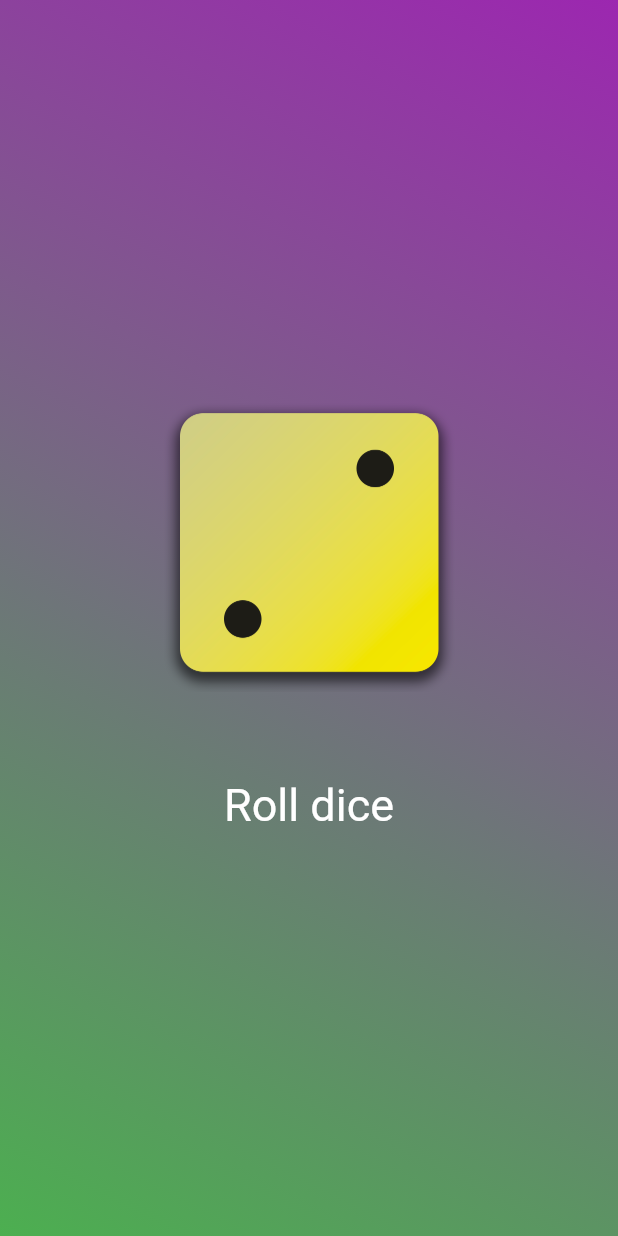
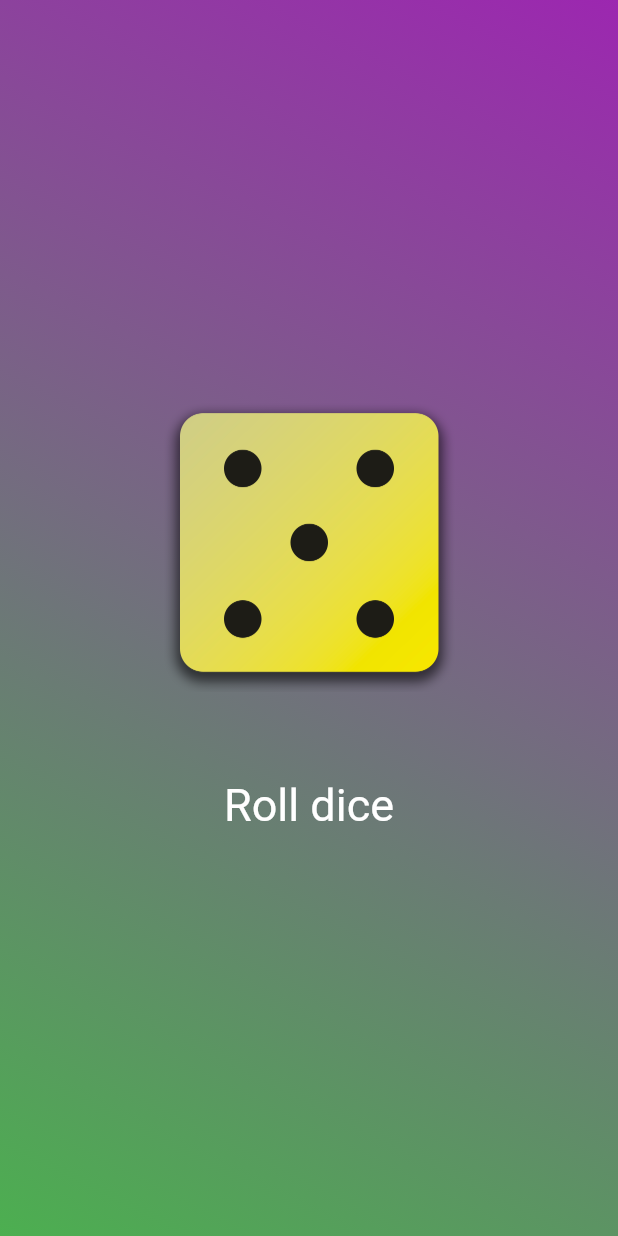
Before and after one commit to huypham85/first_app, a Flutter app: the screen it shows after launch, after a tap on "Roll dice", on a phone screen of 412 x 824 dp. Run offline on Flutter 3.47's test engine with Material 3 defaults, Android fonts, the phone set to English and light mode, and no system bars.

Commit message:
roll dice, done section 1

```diff
--- /dev/null
+++ b/lib/dice_roller.dart
@@ -0,0 +1,50 @@
+import 'dart:math';
+
+import 'package:flutter/material.dart';
+import 'package:flutter/widgets.dart';
+
+final randomizer = Random();
+
+class DiceRoller extends StatefulWidget {
+  const DiceRoller({super.key});
+
+  @override
+  State<DiceRoller> createState() {
+    return _DiceRollerState();
+  }
+}
+
+class _DiceRollerState extends State<DiceRoller> {
+  var activeDiceRoll = 2;
+
+  void onPressed() {
+    setState(() {
+      activeDiceRoll = randomizer.nextInt(6) + 1;
+    });
+  }
+
+  @override
+  Widget build(BuildContext context) {
+    return Column(
+      mainAxisSize: MainAxisSize.min,
+      children: [
+        Image.asset(
+          'assets/images/dice-$activeDiceRoll.png',
+          width: 200,
+        ),
+        const SizedBox(
+          height: 50,
+        ),
+        TextButton(
+          onPressed: onPressed,
+          style: TextButton.styleFrom(
+            // padding: const EdgeInsets.only(top: 30),
+            foregroundColor: Colors.white,
+            textStyle: const TextStyle(fontSize: 30),
+          ),
+          child: const Text("Roll dice"),
+        ),
+      ],
+    );
+  }
+}
--- a/lib/gradient_container.dart
+++ b/lib/gradient_container.dart
@@ -1,3 +1,4 @@
+import 'package:first_app/dice_roller.dart';
 import 'package:flutter/material.dart';
 
 class GradientContainer extends StatelessWidget {
@@ -25,33 +26,10 @@ class GradientContainer extends StatelessWidget {
           end: end,
         ),
       ),
-      child: Center(
-        child: Column(
-          mainAxisSize: MainAxisSize.min,
-          children: [
-            Image.asset(
-              'assets/images/dice-2.png',
-              width: 200,
-            ),
-            const SizedBox(
-              height: 50,
-            ),
-            TextButton(
-              onPressed: onPressed,
-              style: TextButton.styleFrom(
-                // padding: const EdgeInsets.only(top: 30),
-                foregroundColor: Colors.white,
-                textStyle: const TextStyle(fontSize: 30),
-              ),
-              child: const Text("Roll dice"),
-            ),
-          ],
-        ),
+      child: const Center(
+        child: DiceRoller()
       ),
     );
   }
 
-  void onPressed() {
-    // diceImage = 'assets/images/dice-4.png';
-  }
 }
```
